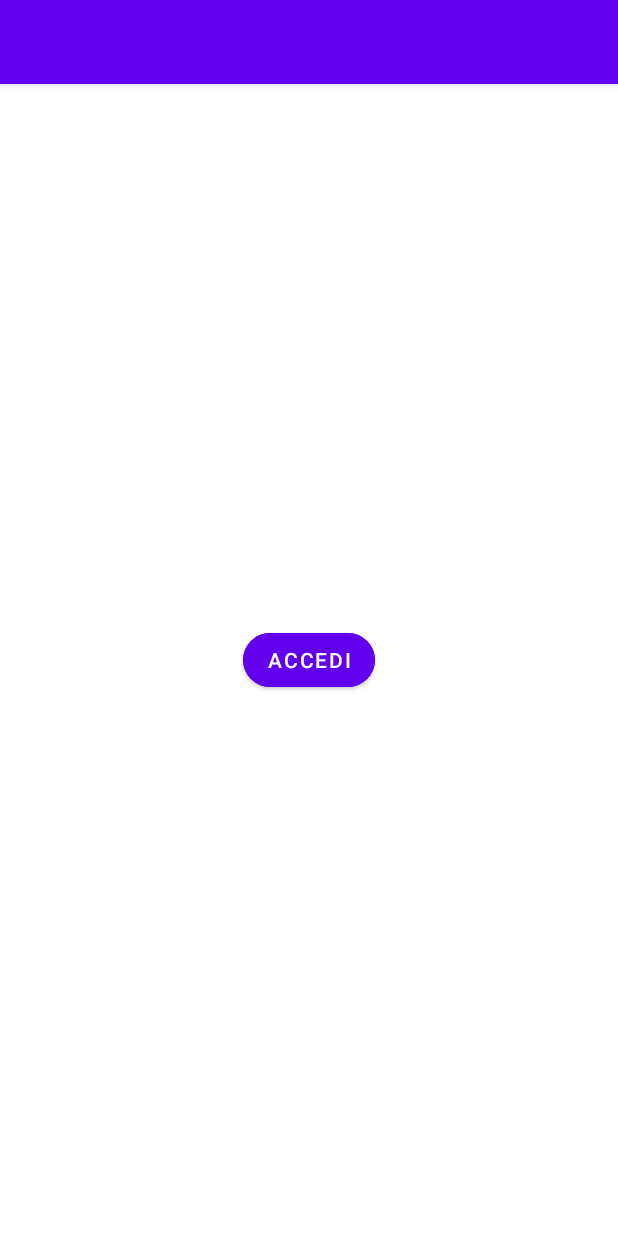
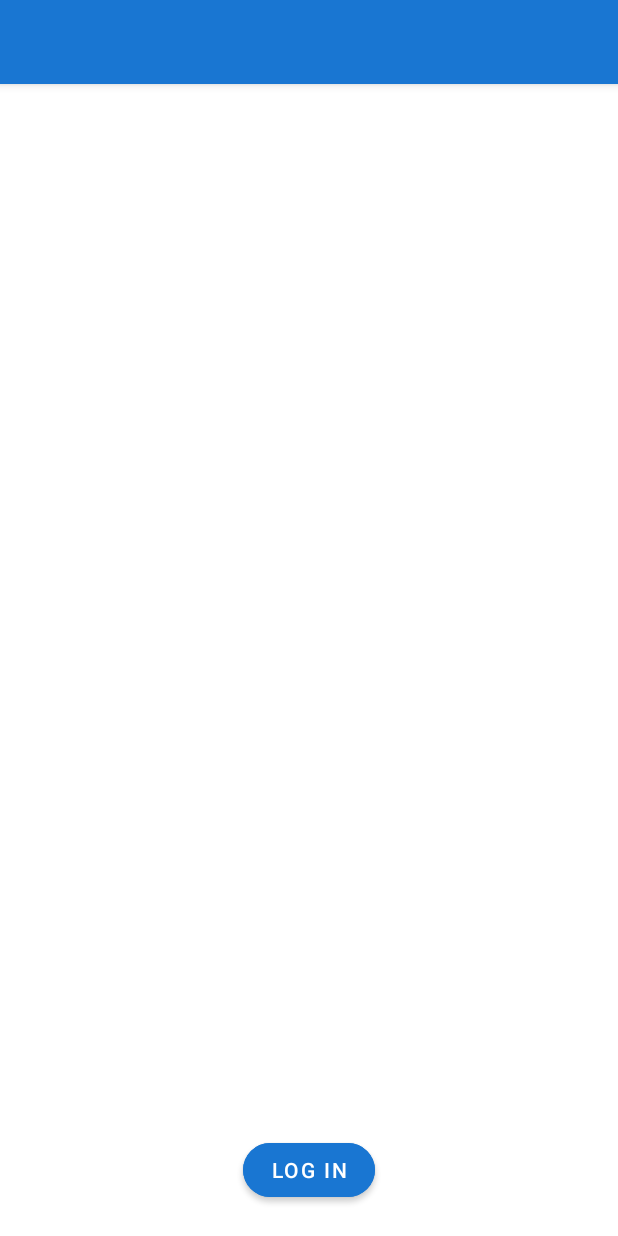
Before and after one commit to francescofiorella/MyFinance-Java, an Android app: the screen it shows after launch (MainActivity), on a phone screen of 412 x 824 dp. Run offline under Robolectric (Android 15) with nearby library versions, the phone set to English and light mode, and no system bars; our stand-ins replace Firebase (no records; nobody signed in at launch, a user with empty details on screens opened directly).

Commit message:
prima impostazione colori

```diff
--- a/app/build.gradle
+++ b/app/build.gradle
@@ -37,6 +37,7 @@ dependencies {
 
     implementation platform('com.google.firebase:firebase-bom:26.2.0')
     implementation 'com.google.firebase:firebase-firestore'
+    implementation 'com.google.firebase:firebase-analytics'
     implementation 'com.google.firebase:firebase-auth'
     implementation 'com.google.android.gms:play-services-auth:19.0.0'
 
--- a/app/src/main/java/com/frafio/myfinance/MainActivity.java
+++ b/app/src/main/java/com/frafio/myfinance/MainActivity.java
@@ -76,7 +76,7 @@ public class MainActivity extends AppCompatActivity {
                 }
             });
         } else {
-            loginBtn.setText("Accedi");
+            loginBtn.setText("Log In");
             loginBtn.setOnClickListener(new View.OnClickListener() {
                 @Override
                 public void onClick(View v) {
--- a/app/src/main/res/layout/activity_main.xml
+++ b/app/src/main/res/layout/activity_main.xml
@@ -40,14 +40,14 @@
                 android:id="@+id/loginBtn"
                 android:layout_width="wrap_content"
                 android:layout_height="wrap_content"
-                android:text="Accedi"
+                android:layout_marginBottom="20dp"
+                android:backgroundTint="@color/accent"
+                android:text="Log In"
                 android:textColor="@color/white"
-                android:backgroundTint="@color/accent"
                 app:cornerRadius="@dimen/field_corner_radius"
                 app:layout_constraintBottom_toBottomOf="parent"
                 app:layout_constraintEnd_toEndOf="parent"
-                app:layout_constraintStart_toStartOf="parent"
-                app:layout_constraintTop_toTopOf="parent" />
+                app:layout_constraintStart_toStartOf="parent" />
 
         </androidx.constraintlayout.widget.ConstraintLayout>
 
--- a/app/src/main/res/values-night/colors.xml
+++ b/app/src/main/res/values-night/colors.xml
@@ -1,9 +1,9 @@
 <?xml version="1.0" encoding="utf-8"?>
 <resources>
-    <!--Custom colors-->
-
     <!--Theme colors-->
-    <color name="accent">@color/purple_200</color>
+    <color name="primary">#2C3240</color>
+    <color name="background">@color/black</color>
+    <color name="accent">#01579b</color>
     <color name="error">@color/cinnamon_satin</color>
     <color name="primary_text">@color/white</color>
     <color name="inverted_primary_text">@color/black</color>
--- a/app/src/main/res/values-night/themes.xml
+++ b/app/src/main/res/values-night/themes.xml
@@ -2,7 +2,7 @@
     <!-- Base application theme. -->
     <style name="Theme.MyFinance" parent="Theme.MaterialComponents.DayNight.NoActionBar">
         <!-- Primary brand color. -->
-        <item name="colorPrimary">@color/purple_200</item>
+        <item name="colorPrimary">@color/primary</item>
         <item name="colorPrimaryVariant">@color/purple_700</item>
         <item name="colorOnPrimary">@color/black</item>
         <!-- Secondary brand color. -->
@@ -10,8 +10,9 @@
         <item name="colorSecondaryVariant">@color/teal_200</item>
         <item name="colorOnSecondary">@color/black</item>
         <!-- Status bar color. -->
-        <item name="android:statusBarColor" tools:targetApi="l">?attr/colorPrimaryVariant</item>
+        <item name="android:statusBarColor" tools:targetApi="l">@color/primary</item>
         <!-- Customize your theme here. -->
+        <item name="android:colorBackground">@color/background</item>
         <item name="colorAccent">@color/accent</item>
 
         <!--Custom widgets theme. -->
--- a/app/src/main/res/values/colors.xml
+++ b/app/src/main/res/values/colors.xml
@@ -14,7 +14,9 @@
     <color name="cinnamon_satin">#cf6679</color>
 
     <!--Theme colors-->
-    <color name="accent">@color/purple_500</color>
+    <color name="primary">#1976d2</color>
+    <color name="background">@color/white</color>
+    <color name="accent">@color/primary</color>
     <color name="error">@color/carmine</color>
     <color name="primary_text">@color/black</color>
     <color name="inverted_primary_text">@color/white</color>
--- a/app/src/main/res/values/themes.xml
+++ b/app/src/main/res/values/themes.xml
@@ -2,7 +2,7 @@
     <!-- Base application theme. -->
     <style name="Theme.MyFinance" parent="Theme.MaterialComponents.DayNight.NoActionBar">
         <!-- Primary brand color. -->
-        <item name="colorPrimary">@color/purple_500</item>
+        <item name="colorPrimary">@color/primary</item>
         <item name="colorPrimaryVariant">@color/purple_700</item>
         <item name="colorOnPrimary">@color/white</item>
         <!-- Secondary brand color. -->
@@ -10,8 +10,9 @@
         <item name="colorSecondaryVariant">@color/teal_700</item>
         <item name="colorOnSecondary">@color/black</item>
         <!-- Status bar color. -->
-        <item name="android:statusBarColor" tools:targetApi="l">?attr/colorPrimaryVariant</item>
+        <item name="android:statusBarColor" tools:targetApi="l">@color/primary</item>
         <!-- Customize your theme here. -->
+        <item name="android:colorBackground">@color/background</item>
         <item name="colorAccent">@color/accent</item>
 
         <!--Custom widgets theme. -->
```
